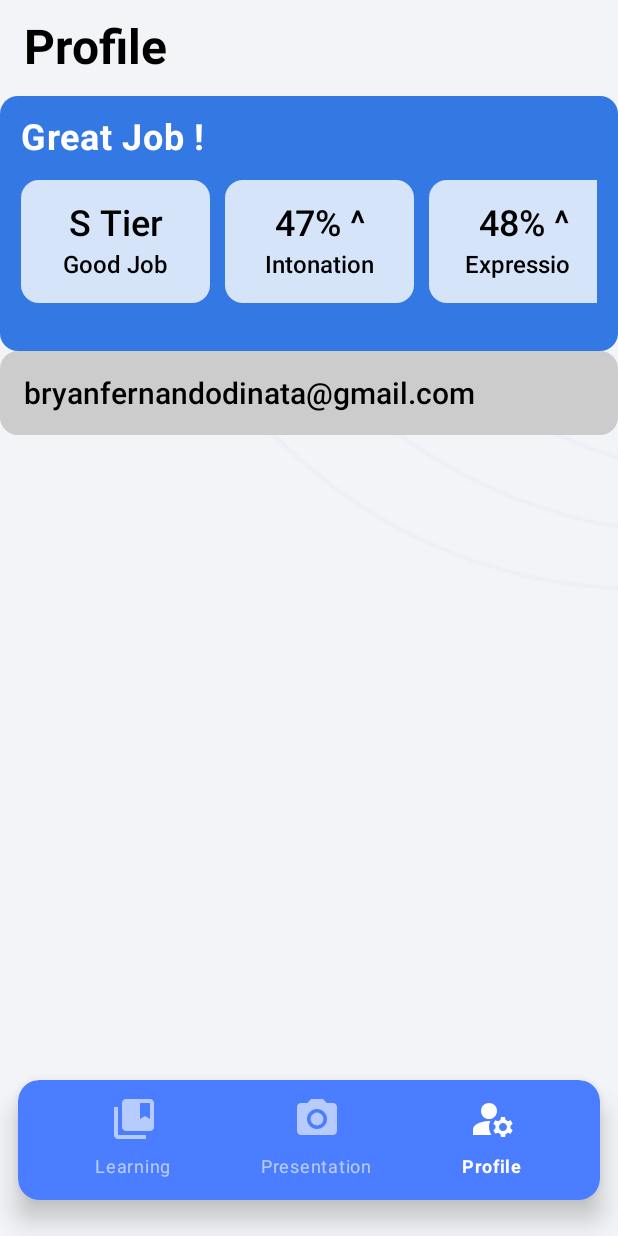
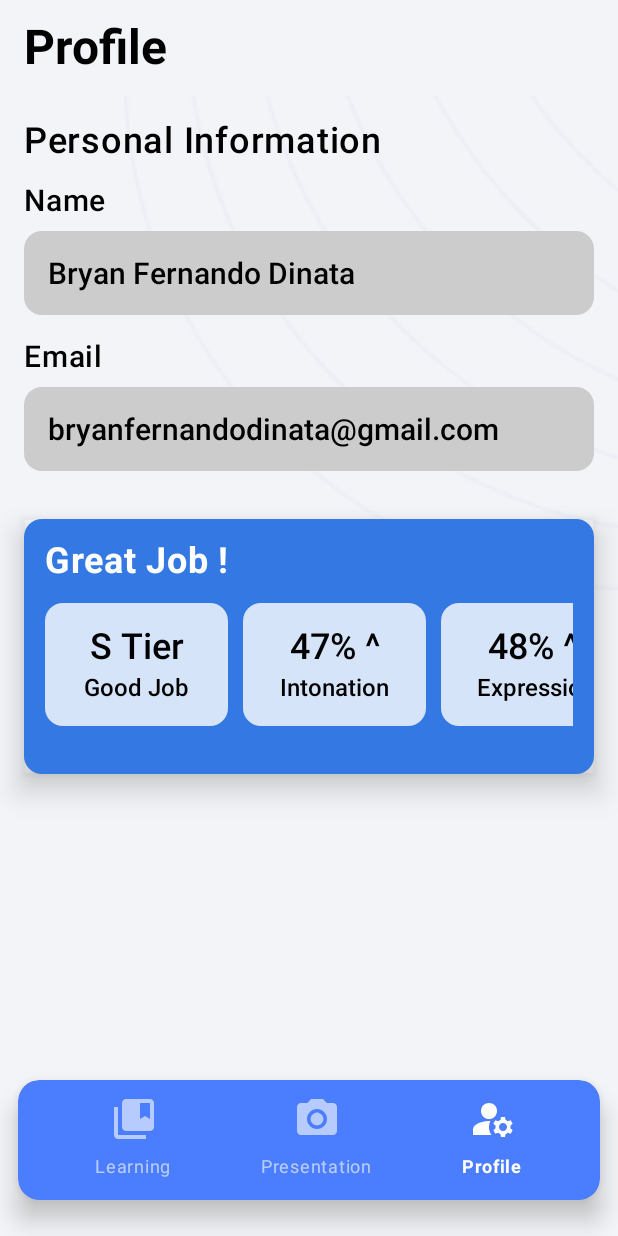
Before and after one commit to UCYenyen/ECPresentFrontend, an Android app built with Jetpack Compose: the ProfileIndexView screen opened through its navigation route, on a phone screen of 412 x 824 dp. Run offline under Robolectric (Android 15) with nearby library versions, the phone set to English and light mode, and no system bars.

Commit message:
feedback and profile view done

```diff
--- a/app/src/main/java/com/example/ecpresent/ui/view/components/elements/feedbackText.kt
+++ b/app/src/main/java/com/example/ecpresent/ui/view/components/elements/feedbackText.kt
@@ -1,5 +1,6 @@
 package com.example.ecpresent.ui.view.components.elements
 
+import androidx.compose.foundation.layout.Arrangement
 import androidx.compose.foundation.layout.Column
 import androidx.compose.foundation.layout.Spacer
 import androidx.compose.foundation.layout.fillMaxWidth
@@ -20,21 +21,20 @@ fun FeedbackText(
 ){
 
     Column (
-        modifier = Modifier.fillMaxWidth()
+        modifier = Modifier.fillMaxWidth(),
+        verticalArrangement = Arrangement.spacedBy(14.dp)
     ){
         Text(
             text = indicatorType,
             fontWeight = FontWeight.Bold,
             fontSize = 20.sp
         )
-        Spacer(modifier = Modifier.height(14.dp))
         Text(
             text = indicatorDescription,
             fontWeight = FontWeight.Medium,
             fontSize = 20.sp,
             maxLines = 1
         )
-        Spacer(modifier = Modifier.height(32.dp))
     }
 }
 
--- a/app/src/main/java/com/example/ecpresent/ui/view/components/elements/presentationIndicatorSummaryCard.kt
+++ b/app/src/main/java/com/example/ecpresent/ui/view/components/elements/presentationIndicatorSummaryCard.kt
@@ -29,7 +29,7 @@ fun PresentationIndicatorSummaryCard(
 ){
     Card (
         modifier = Modifier
-            .width(126.dp)
+            .width(122.dp)
             .height(82.dp),
         shape = RoundedCornerShape(12.dp),
         colors = CardDefaults.cardColors(
@@ -40,7 +40,7 @@ fun PresentationIndicatorSummaryCard(
             modifier = Modifier
                 .fillMaxWidth()
                 .padding(horizontal = 24.dp, vertical = 15.dp),
-            verticalArrangement = Arrangement.Center,
+            verticalArrangement = Arrangement.spacedBy(4.dp, Alignment.CenterVertically),
             horizontalAlignment = Alignment.CenterHorizontally
         ){
             Text(
@@ -49,7 +49,6 @@ fun PresentationIndicatorSummaryCard(
                 fontWeight = FontWeight.SemiBold,
                 style = TextStyle(color = Color.Black)
             )
-            Spacer(modifier = Modifier.height(4.dp))
             Text(
                 text = topic,
                 fontSize = 16.sp,
--- a/app/src/main/java/com/example/ecpresent/ui/view/components/pages/profile/overallRatingSection.kt
+++ b/app/src/main/java/com/example/ecpresent/ui/view/components/pages/profile/overallRatingSection.kt
@@ -1,11 +1,10 @@
 package com.example.ecpresent.ui.view.components.pages.profile
 
+import androidx.compose.foundation.layout.Arrangement
 import androidx.compose.foundation.layout.Column
-import androidx.compose.foundation.layout.Spacer
 import androidx.compose.foundation.layout.fillMaxWidth
 import androidx.compose.foundation.layout.height
 import androidx.compose.foundation.layout.padding
-import androidx.compose.foundation.layout.width
 import androidx.compose.foundation.lazy.LazyRow
 import androidx.compose.foundation.lazy.items
 import androidx.compose.material3.Card
@@ -13,6 +12,8 @@ import androidx.compose.material3.CardDefaults
 import androidx.compose.material3.Text
 import androidx.compose.runtime.Composable
 import androidx.compose.ui.Modifier
+import androidx.compose.ui.draw.shadow
+import androidx.compose.ui.graphics.Color
 import androidx.compose.ui.text.font.FontWeight
 import androidx.compose.ui.tooling.preview.Preview
 import androidx.compose.ui.unit.dp
@@ -35,29 +36,34 @@ fun OverallRatingSection() {
         ),
         modifier = Modifier
             .fillMaxWidth()
+            .shadow(
+                elevation = 12.dp,
+                spotColor = Color(0xFF000000),
+                ambientColor = Color(0xFF000000)
+            )
     ){
         Column (
             modifier = Modifier
                 .fillMaxWidth()
-                .padding(14.dp)
+                .padding(14.dp),
+            verticalArrangement = Arrangement.spacedBy(14.dp)
         ){
             Text(
                 text = "Great Job !",
                 fontWeight = FontWeight.Bold,
                 fontSize = 24.sp
             )
-            Spacer(modifier = Modifier.height(14.dp))
             LazyRow (
                 modifier = Modifier
                     .fillMaxWidth()
-                    .height(100.dp)
+                    .height(100.dp),
+                horizontalArrangement = Arrangement.spacedBy(10.dp)
             ){
                 items(dummyDataIndicatorSummary) { item ->
                     PresentationIndicatorSummaryCard(
                         result = item.first,
                         topic = item.second
                     )
-                    Spacer(modifier = Modifier.width(10.dp))
                 }
             }
         }
--- a/app/src/main/java/com/example/ecpresent/ui/view/components/pages/profile/personalInformationSection.kt
+++ b/app/src/main/java/com/example/ecpresent/ui/view/components/pages/profile/personalInformationSection.kt
@@ -1,9 +1,11 @@
 package com.example.ecpresent.ui.view.components.pages.profile
 
+import androidx.compose.foundation.layout.Arrangement
 import androidx.compose.foundation.layout.Column
 import androidx.compose.foundation.layout.Spacer
 import androidx.compose.foundation.layout.fillMaxWidth
 import androidx.compose.foundation.layout.height
+import androidx.compose.foundation.layout.padding
 import androidx.compose.foundation.lazy.LazyColumn
 import androidx.compose.foundation.lazy.items
 import androidx.compose.foundation.shape.RoundedCornerShape
@@ -27,27 +29,21 @@ fun PersonalInformationSection() {
         Pair("Email" ,"bryanfernandodinata@gmail.com")
     )
     Column(
-        modifier = Modifier.fillMaxWidth()
+        modifier = Modifier
+            .fillMaxWidth(),
+        verticalArrangement = Arrangement.spacedBy(8.dp)
     ){
-        Text(
-            text = "Personal Information",
-            fontSize = 24.sp,
-            fontWeight = FontWeight.SemiBold
-        )
-        Spacer(
-            modifier = Modifier
-                .height(14.dp)
-        )
-        LazyColumn(){
+        LazyColumn{
             items(dummyFieldInputPlaceholderText) { item ->
+                Column(
+                    modifier = Modifier.padding(vertical = 8.dp),
+                    verticalArrangement = Arrangement.spacedBy(8.dp)
+                ){
                     Text(
                         text = item.first,
                         fontSize = 20.sp,
-                    fontWeight = FontWeight.SemiBold
-                )
-                Spacer(
-                    modifier = Modifier
-                        .height(8.dp)
+                        fontWeight = FontWeight.SemiBold,
+                        color = Color.Black
                     )
                     TextField(
                         value = item.second,
@@ -66,10 +62,11 @@ fun PersonalInformationSection() {
                         ),
                         textStyle = TextStyle(
                             fontSize = 20.sp,
-                        fontWeight = FontWeight.SemiBold
+                            fontWeight = FontWeight.Medium
                         )
                     )
-                Spacer(modifier = Modifier.height(8.dp))
+                }
+
             }
         }
 
--- a/app/src/main/java/com/example/ecpresent/ui/view/pages/profile/profileIndexView.kt
+++ b/app/src/main/java/com/example/ecpresent/ui/view/pages/profile/profileIndexView.kt
@@ -2,16 +2,25 @@ package com.example.ecpresent.ui.view.pages.profile
 
 import androidx.compose.foundation.Image
 import androidx.compose.foundation.background
+import androidx.compose.foundation.layout.Arrangement
 import androidx.compose.foundation.layout.Box
+import androidx.compose.foundation.layout.Column
 import androidx.compose.foundation.layout.fillMaxSize
 import androidx.compose.foundation.layout.fillMaxWidth
+import androidx.compose.foundation.layout.padding
 import androidx.compose.material3.MaterialTheme
+import androidx.compose.material3.Text
 import androidx.compose.runtime.Composable
 import androidx.compose.ui.Alignment
 import androidx.compose.ui.Modifier
+import androidx.compose.ui.draw.shadow
+import androidx.compose.ui.graphics.Color
 import androidx.compose.ui.layout.ContentScale
 import androidx.compose.ui.res.painterResource
+import androidx.compose.ui.text.font.FontWeight
 import androidx.compose.ui.tooling.preview.Preview
+import androidx.compose.ui.unit.dp
+import androidx.compose.ui.unit.sp
 import com.example.ecpresent.R
 import com.example.ecpresent.ui.theme.ECPresentTheme
 import com.example.ecpresent.ui.view.components.pages.profile.OverallRatingSection
@@ -30,9 +39,25 @@ fun ProfileIndexView() {
             modifier = Modifier.align(Alignment.TopEnd).fillMaxWidth(0.8f),
             contentScale = ContentScale.FillWidth
         )
+        Column (
+            modifier = Modifier
+                .padding(16.dp),
+        ){
+            Text(
+                text = "Personal Information",
+                fontWeight = FontWeight.SemiBold,
+                fontSize = 24.sp,
+                modifier = Modifier.padding(bottom = 6.dp),
+                color = Color.Black
+            )
+            Column(
+                verticalArrangement = Arrangement.spacedBy(24.dp),
+            ){
+                PersonalInformationSection()
+                OverallRatingSection()
+            }
+        }
 
-        PersonalInformationSection()
-        OverallRatingSection()
     }
 }
 
```
Also changed, not shown: app/src/main/java/com/example/ecpresent/ui/view/components/elements/feedbackTier.kt (+8 -5 lines), app/src/main/java/com/example/ecpresent/ui/view/components/elements/tapToAnswer.kt (+1 -7 lines), app/src/main/java/com/example/ecpresent/ui/view/pages/presentation/presentationFeedbackView.kt (+36 -12 lines). Lines whose indentation alone changed are shown as unchanged.
